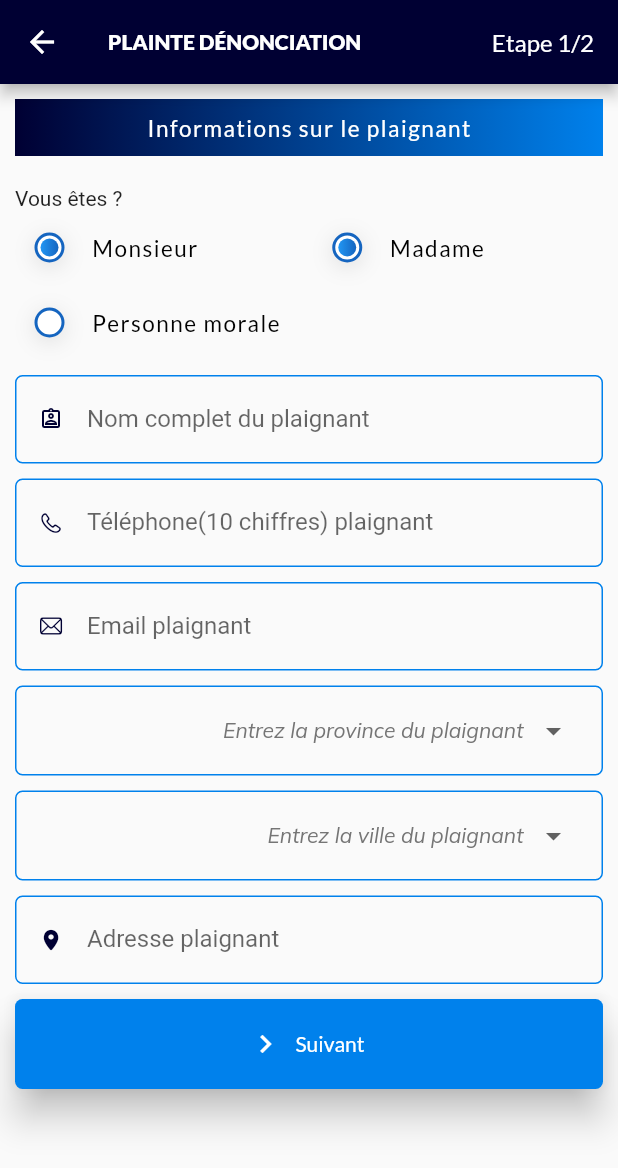
After one commit to Delimond-eng/finalert, a Flutter app: the IdentityAnonymousPage screen opened directly, on a phone screen of 412 x 824 dp. The commit adds this screen. Shown: the top 1168 px of the screen. Run offline on Flutter 3.47's test engine with Material 2 defaults, Android fonts, the phone set to English and light mode, and no system bars; our stand-ins replace flutter_svg, get, get_storage, google_fonts, page_transition; accounts and stored records are empty.

Commit message:
2d commit

```diff
--- /dev/null
+++ b/lib/pages/denonciations/identiy_anonymous_page.dart
@@ -0,0 +1,202 @@
+// ignore_for_file: deprecated_member_use
+
+import 'package:finalert/global/style.dart';
+import 'package:finalert/widgets/custom_check_box.dart';
+import 'package:finalert/widgets/custom_dropdown.dart';
+import 'package:finalert/widgets/custom_form_field.dart';
+import 'package:flutter/cupertino.dart';
+import 'package:flutter/material.dart';
+import 'package:google_fonts/google_fonts.dart';
+
+class IdentityAnonymousPage extends StatefulWidget {
+  IdentityAnonymousPage({Key key}) : super(key: key);
+
+  @override
+  _IdentityAnonymousPageState createState() => _IdentityAnonymousPageState();
+}
+
+class _IdentityAnonymousPageState extends State<IdentityAnonymousPage> {
+  String selectedRegion;
+  String selectedCity;
+  @override
+  Widget build(BuildContext context) {
+    return Scaffold(
+      appBar: AppBar(
+        backgroundColor: accentSchemeColor,
+        title: Row(
+          mainAxisAlignment: MainAxisAlignment.spaceBetween,
+          children: [
+            Text(
+              "Plainte dénonciation".toUpperCase(),
+              style: GoogleFonts.lato(
+                fontSize: 14.0,
+                fontWeight: FontWeight.w800,
+              ),
+            ),
+            Text(
+              "Etape 1/2",
+              style: GoogleFonts.lato(
+                fontSize: 16.0,
+              ),
+            ),
+          ],
+        ),
+      ),
+      body: SafeArea(
+        child: Container(
+          child: Form(
+            child: SingleChildScrollView(
+              padding:
+                  const EdgeInsets.symmetric(horizontal: 10.0, vertical: 10.0),
+              child: Column(
+                crossAxisAlignment: CrossAxisAlignment.start,
+                mainAxisAlignment: MainAxisAlignment.start,
+                children: [
+                  Row(
+                    children: [
+                      Flexible(
+                        child: Container(
+                          padding: const EdgeInsets.all(10.0),
+                          decoration: BoxDecoration(
+                            gradient: LinearGradient(
+                              colors: [
+                                accentSchemeColor,
+                                primaryColor,
+                              ],
+                            ),
+                          ),
+                          child: Center(
+                            child: Text(
+                              "Informations sur le plaignant",
+                              style: GoogleFonts.lato(
+                                color: Colors.white,
+                                fontSize: 15.0,
+                                fontWeight: FontWeight.w500,
+                                letterSpacing: 1.0,
+                              ),
+                            ),
+                          ),
+                        ),
+                      ),
+                    ],
+                  ),
+                  const SizedBox(
+                    height: 20.0,
+                  ),
+                  const Text("Vous êtes ?"),
+                  Row(
+                    crossAxisAlignment: CrossAxisAlignment.start,
+                    mainAxisAlignment: MainAxisAlignment.start,
+                    children: [
+                      Flexible(
+                        child: CostumChexkBox(
+                          hasColored: false,
+                          onChanged: () {},
+                          title: "Monsieur",
+                          value: true,
+                        ),
+                      ),
+                      const SizedBox(
+                        width: 5,
+                      ),
+                      Flexible(
+                        child: CostumChexkBox(
+                          hasColored: false,
+                          onChanged: () {},
+                          title: "Madame",
+                          value: true,
+                        ),
+                      ),
+                    ],
+                  ),
+                  CostumChexkBox(
+                    hasColored: false,
+                    onChanged: () {},
+                    title: "Personne morale",
+                    value: false,
+                  ),
+                  const SizedBox(
+                    height: 10.0,
+                  ),
+                  const CostumFormTextField(
+                    hintText: "Entrez le nom complet...",
+                    expandedLabel: "Nom complet du plaignant",
+                    errorText: "nom du plaignat réquis !",
+                    icon: Icons.assignment_ind_outlined,
+                  ),
+                  const SizedBox(
+                    height: 10.0,
+                  ),
+                  const CostumFormTextField(
+                    hintText: "Entrez le télephone...10 chiffres",
+                    expandedLabel: "Téléphone(10 chiffres) plaignant",
+                    errorText: "téléphone du plaignat réquis !",
+                    icon: CupertinoIcons.phone,
+                    maxLength: 10,
+                  ),
+                  const SizedBox(
+                    height: 10.0,
+                  ),
+                  const CostumFormTextField(
+                    hintText: "Entrez l'email...exemple@cd.com",
+                    expandedLabel: "Email plaignant",
+                    icon: CupertinoIcons.envelope,
+                  ),
+                  const SizedBox(
+                    height: 10.0,
+                  ),
+                  CostumDropdown(
+                    array: ["province 1", "province 2"],
+                    errorText: "province du plaignant réquise !",
+                    hintText: "Entrez la province du plaignant",
+                    onChanged: (value) {},
+                    value: selectedRegion,
+                  ),
+                  const SizedBox(
+                    height: 10.0,
+                  ),
+                  CostumDropdown(
+                    array: ["ville", "ville2"],
+                    errorText: "ville du plaignant réquise !",
+                    hintText: "Entrez la ville du plaignant",
+                    onChanged: (value) {},
+                    value: selectedCity,
+                  ),
+                  const SizedBox(
+                    height: 10.0,
+                  ),
+                  const CostumFormTextField(
+                    hintText: "Entrez l'adresse...exemple@cd.com",
+                    expandedLabel: "Adresse plaignant",
+                    icon: CupertinoIcons.location_solid,
+                  ),
+                  const SizedBox(
+                    height: 10.0,
+                  ),
+                  Container(
+                    height: 60.0,
+                    width: double.infinity,
+                    child: RaisedButton.icon(
+                      elevation: 10.0,
+                      color: primaryColor,
+                      shape: RoundedRectangleBorder(
+                        borderRadius: BorderRadius.circular(5.0),
+                      ),
+                      icon: const Icon(Icons.keyboard_arrow_right,
+                          color: Colors.white),
+                      label: Text(
+                        "Suivant",
+                        style: GoogleFonts.lato(color: Colors.white),
+                      ),
+                      onPressed: () {},
+                    ),
+                  )
+                ],
+              ),
+            ),
+          ),
+        ),
+      ),
+    );
+  }
+}
--- /dev/null
+++ b/lib/widgets/custom_check_box.dart
@@ -0,0 +1,112 @@
+import 'package:finalert/global/style.dart';
+import 'package:flutter/material.dart';
+import 'package:google_fonts/google_fonts.dart';
+
+class CostumChexkBox extends StatelessWidget {
+  final bool value;
+  final Function onChanged;
+  final String title;
+  final bool hasColored;
+  const CostumChexkBox({
+    Key key,
+    this.value = false,
+    this.onChanged,
+    this.title,
+    this.hasColored = false,
+  }) : super(key: key);
+
+  @override
+  Widget build(BuildContext context) {
+    return GestureDetector(
+      onTap: onChanged,
+      child: Container(
+        height: 50.0,
+        width: MediaQuery.of(context).size.width,
+        padding: const EdgeInsets.all(5.0),
+        decoration: (hasColored)
+            ? BoxDecoration(
+                color: (value) ? Colors.blue[200] : Colors.white,
+                borderRadius: BorderRadius.circular(30),
+                boxShadow: (hasColored)
+                    ? [
+                        BoxShadow(
+                          color: Colors.grey.withOpacity(.3),
+                          blurRadius: 12.0,
+                          offset: const Offset(0, 3),
+                        )
+                      ]
+                    : null,
+              )
+            : const BoxDecoration(
+                color: Colors.transparent,
+              ),
+        child: Row(
+          children: [
+            Container(
+              height: 20.0,
+              width: 20.0,
+              margin: const EdgeInsets.symmetric(horizontal: 8.0),
+              padding: const EdgeInsets.all(2.0),
+              decoration: BoxDecoration(
+                shape: BoxShape.circle,
+                border: Border.all(
+                  width: 2.0,
+                  color: Colors.blue[800],
+                ),
+                color: Colors.white,
+                boxShadow: [
+                  BoxShadow(
+                    color: Colors.grey.withOpacity(.3),
+                    blurRadius: 12.0,
+                    offset: const Offset(0, 3),
+                  )
+                ],
+              ),
+              child: Container(
+                height: 18.0,
+                width: 18.0,
+                decoration: BoxDecoration(
+                  shape: BoxShape.circle,
+                  gradient: (value)
+                      ? LinearGradient(
+                          colors: [
+                            Colors.blue,
+                            Colors.blue[800],
+                          ],
+                        )
+                      : const LinearGradient(
+                          colors: [
+                            Colors.white,
+                            Colors.white,
+                          ],
+                        ),
+                ),
+              ),
+            ),
+            const SizedBox(
+              width: 10.0,
+            ),
+            Flexible(
+              child: Text(
+                title,
+                style: (hasColored)
+                    ? GoogleFonts.lato(
+                        letterSpacing: 1.0,
+                        color: (value) ? Colors.white : Colors.black87,
+                        fontSize: 14.0,
+                        fontWeight: (value) ? FontWeight.w600 : FontWeight.w400,
+                      )
+                    : GoogleFonts.lato(
+                        letterSpacing: 1.0,
+                        color: Colors.black,
+                        fontSize: 15.0,
+                        fontWeight: FontWeight.w400,
+                      ),
+              ),
+            )
+          ],
+        ),
+      ),
+    );
+  }
+}
--- /dev/null
+++ b/lib/widgets/custom_dropdown.dart
@@ -0,0 +1,92 @@
+import 'package:finalert/global/style.dart';
+import 'package:flutter/material.dart';
+import 'package:google_fonts/google_fonts.dart';
+
+class CostumDropdown extends StatefulWidget {
+  final String hintText;
+  final String errorText;
+  final List<dynamic> array;
+  final dynamic value;
+  final Function(dynamic value) onChanged;
+  final bool isError;
+  CostumDropdown({
+    this.hintText,
+    this.array,
+    this.onChanged,
+    this.value,
+    this.isError = false,
+    this.errorText,
+  });
+
+  @override
+  _CostumDropdownState createState() => _CostumDropdownState();
+}
+
+class _CostumDropdownState extends State<CostumDropdown> {
+  @override
+  Widget build(BuildContext context) {
+    return Column(
+      crossAxisAlignment: CrossAxisAlignment.start,
+      mainAxisAlignment: MainAxisAlignment.start,
+      children: [
+        Container(
+          padding: const EdgeInsets.symmetric(horizontal: 10.0, vertical: 10),
+          height: 60.0,
+          width: double.infinity,
+          decoration: BoxDecoration(
+            border: Border.all(
+              color: widget.isError ? Colors.red : primaryColor,
+              width: 1.0,
+            ),
+            borderRadius: BorderRadius.circular(5.0),
+          ),
+          child: Padding(
+            padding: const EdgeInsets.symmetric(horizontal: 10),
+            child: DropdownButton(
+              underline: const SizedBox(),
+              menuMaxHeight: 300,
+              dropdownColor: Colors.white,
+              alignment: Alignment.centerRight,
+              borderRadius: BorderRadius.circular(5.0),
+              style: GoogleFonts.lato(color: Colors.black),
+              value: widget.value,
+              hint: Padding(
+                padding: const EdgeInsets.all(8.0),
+                child: Text(
+                  widget.hintText,
+                  style: GoogleFonts.mulish(
+                      color: Colors.grey[600],
+                      fontSize: 14.0,
+                      fontStyle: FontStyle.italic),
+                ),
+              ),
+              isExpanded: true,
+              items: widget.array.map((e) {
+                return DropdownMenuItem(
+                  value: e,
+                  child: Padding(
+                    padding: const EdgeInsets.only(left: 10.0),
+                    child: Text(
+                      "$e",
+                      style: GoogleFonts.lato(fontWeight: FontWeight.w400),
+                    ),
+                  ),
+                );
+              }).toList(),
+              onChanged: widget.onChanged,
+            ),
+          ),
+        ),
+        if (widget.isError)
+          SizedBox(
+            height: 5.0,
+          ),
+        if (widget.isError)
+          Text(
+            "${widget.errorText} !",
+            style: GoogleFonts.lato(color: Colors.red, fontSize: 12.0),
+          )
+      ],
+    );
+  }
+}
--- /dev/null
+++ b/lib/widgets/custom_form_field.dart
@@ -0,0 +1,72 @@
+import 'package:finalert/global/style.dart';
+import 'package:flutter/material.dart';
+import 'package:google_fonts/google_fonts.dart';
+
+class CostumFormTextField extends StatelessWidget {
+  final IconData icon;
+  final String hintText;
+  final String errorText;
+  final String expandedLabel;
+  final TextEditingController controller;
+  final int maxLength;
+  const CostumFormTextField({
+    this.icon,
+    this.hintText,
+    this.errorText,
+    this.expandedLabel,
+    this.controller,
+    this.maxLength,
+  });
+
+  @override
+  Widget build(BuildContext context) {
+    return TextFormField(
+      validator: (value) {
+        if (value == null || value.isEmpty) {
+          return errorText;
+        } else {
+          return null;
+        }
+      },
+      controller: controller,
+      decoration: InputDecoration(
+        hintMaxLines: maxLength,
+        labelText: expandedLabel,
+        hintText: '$hintText...',
+        errorStyle: GoogleFonts.lato(
+          color: Colors.red,
+          fontSize: 12.0,
+        ),
+        hintStyle: GoogleFonts.lato(
+          color: Colors.grey[500],
+        ),
+        prefixIcon: Icon(
+          icon,
+          color: accentSchemeColor,
+          size: 16.0,
+        ),
+        fillColor: Colors.transparent,
+        border: OutlineInputBorder(
+          borderSide: const BorderSide(
+            width: 1.0,
+          ),
+          borderRadius: BorderRadius.circular(5.0),
+        ),
+        enabledBorder: OutlineInputBorder(
+          borderSide: BorderSide(
+            color: primaryColor,
+            width: 1.0,
+          ),
+          borderRadius: BorderRadius.circular(5.0),
+        ),
+        errorBorder: OutlineInputBorder(
+          borderSide: const BorderSide(
+            color: Colors.red,
+            width: 1.0,
+          ),
+          borderRadius: BorderRadius.circular(5.0),
+        ),
+      ),
+    );
+  }
+}
--- a/pubspec.yaml
+++ b/pubspec.yaml
@@ -16,7 +16,10 @@ dependencies:
   google_fonts: any
   flutter_svg: any
   http: any
-  animated_text_kit: ^4.2.1
+  page_transition: any
+  flutter_spinkit: any
+  get_storage: ^2.0.2
+  bubble_tab_indicator: "^0.1.5"
 
 dev_dependencies:
   flutter_test:
```
Also changed, not shown: lib/main.dart (+10 -2 lines), lib/pages/announces/announcing_page.dart (added, +154 -0 lines), lib/screen/home_screen.dart (+33 -1 lines), assets/icons/channel-notifications-svgrepo-com.svg (added), assets/images/shape5.jpg (added), lib/pages/denonciations/anonymous_page.dart (added), lib/pages/index.dart (added), pubspec.lock.
